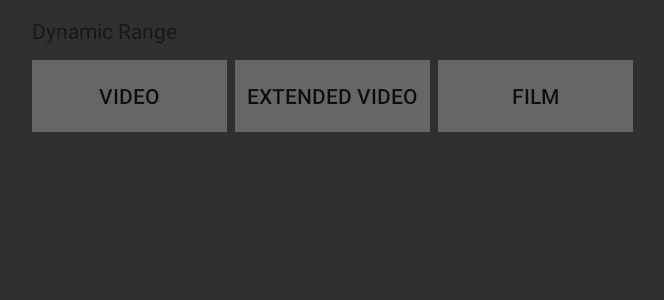
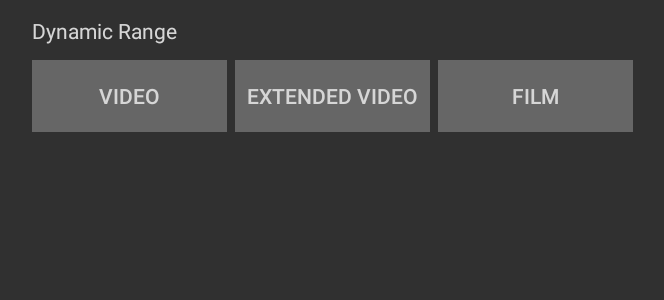
Before and after one commit to WheheoHu/BMDC, an Android app: the SettingAC screen opened directly, with no data from a screen before it, on a phone screen of 824 x 412 dp (held sideways). Shown: the top 300 px of the screen, without its empty margins (10-674 px from the left). Run offline under Robolectric (Android 15) with nearby library versions, the light colour scheme and no system bars; 3 statements that could not run were skipped.

Commit message:
UI Change

```diff
--- a/app/src/main/java/com/example/bmdc/SettingAC.java
+++ b/app/src/main/java/com/example/bmdc/SettingAC.java
@@ -1,10 +1,12 @@
 package com.example.bmdc;
 
 
+import android.app.Service;
 import android.bluetooth.BluetoothGatt;
 import android.bluetooth.BluetoothGattCharacteristic;
 import android.bluetooth.BluetoothGattService;
 import android.os.Bundle;
+import android.os.Vibrator;
 import android.util.Log;
 import android.view.View;
 import android.widget.Button;
@@ -24,6 +26,7 @@ public class SettingAC extends AppCompatActivity {
 
     private static final String TAG = "SettingAC";
     public static final String KEY_DATA = "bledevices";
+    private Vibrator vibrator;
     private String[] DynamicRange_DATA = {
             "ff0500000107010201",
             "ff0500000107010202",
@@ -37,7 +40,7 @@ public class SettingAC extends AppCompatActivity {
     protected void onCreate(Bundle savedInstanceState) {
         super.onCreate(savedInstanceState);
         setContentView(R.layout.activity_setting);
-
+        vibrator = (Vibrator) getSystemService(Service.VIBRATOR_SERVICE);
         bleDevice = getIntent().getParcelableExtra(KEY_DATA);
         BluetoothGatt gatt = BleManager.getInstance().getBluetoothGatt(bleDevice);
         final BluetoothGattService service = gatt.getService(UUID.fromString("291D567A-6D75-11E6-8B77-86F30CA893D3"));
@@ -47,10 +50,13 @@ public class SettingAC extends AppCompatActivity {
         button_DR_Video = findViewById(R.id.button_video);
         button_DR_Extended_Video = findViewById(R.id.button_extended_video);
         button_DR_Film = findViewById(R.id.button_film);
+        showDataFromCamera();
+        setDynamicRangeButtons();
 
+    }
 
+    private void showDataFromCamera() {
 
-        setDynamicRangeButtons();
     }
 
     private void setDynamicRangeButtons() {
@@ -74,6 +80,7 @@ public class SettingAC extends AppCompatActivity {
                                             + " justWrite: " + HexUtil.formatHexString(justWrite, true));
                                 }
                             });
+                            vibrator.vibrate(50);
                         }
 
                         @Override
--- a/app/src/main/res/layout/activity_setting.xml
+++ b/app/src/main/res/layout/activity_setting.xml
@@ -15,6 +15,7 @@
         android:layout_marginTop="40dp"
         android:background="#666666"
         android:text="@string/DR_Video"
+        android:textColor="#D6D6D6"
         app:layout_constraintStart_toStartOf="parent"
         app:layout_constraintTop_toTopOf="parent" />
 
@@ -26,6 +27,7 @@
         android:layout_marginStart="5dp"
         android:background="#666666"
         android:text="@string/DR_Extended_Video"
+        android:textColor="#D6D6D6"
         android:textSize="14sp"
         app:layout_constraintBottom_toBottomOf="@+id/button_video"
         app:layout_constraintStart_toEndOf="@+id/button_video"
@@ -40,6 +42,7 @@
         android:layout_marginStart="5dp"
         android:background="#666666"
         android:text="@string/DR_Film"
+        android:textColor="#D6D6D6"
         app:layout_constraintBottom_toBottomOf="@+id/button_extended_video"
         app:layout_constraintStart_toEndOf="@+id/button_extended_video"
         app:layout_constraintTop_toTopOf="@+id/button_extended_video" />
@@ -50,6 +53,7 @@
         android:layout_height="wrap_content"
         android:layout_marginBottom="10dp"
         android:text="@string/DynamicRange"
+        android:textColor="#D6D6D6"
         app:layout_constraintBottom_toTopOf="@+id/button_video"
         app:layout_constraintStart_toStartOf="@+id/button_video" />
 
```
